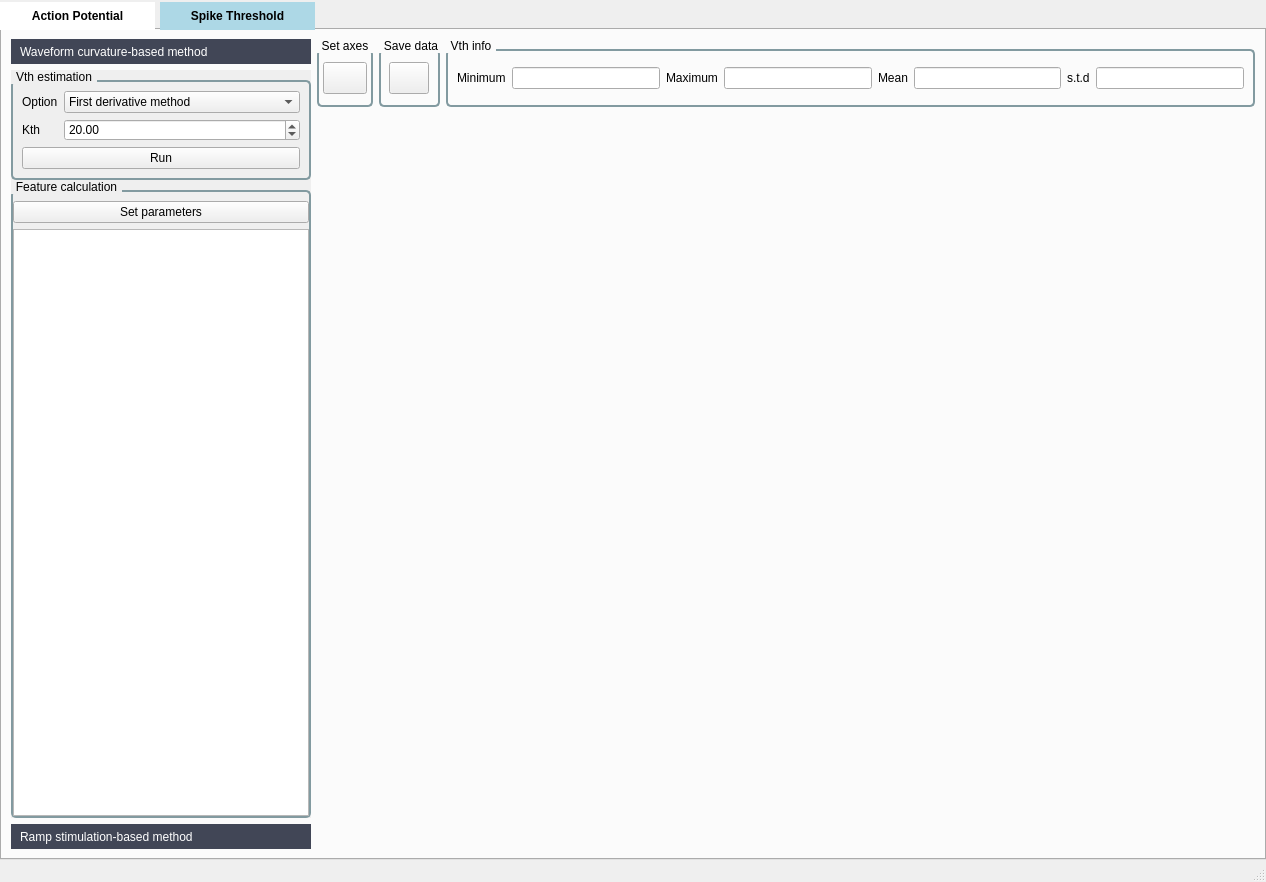
Before: the Qt Designer form ui/main_window.ui in WindyMelodies/APThreshold, drawn with Qt 5.
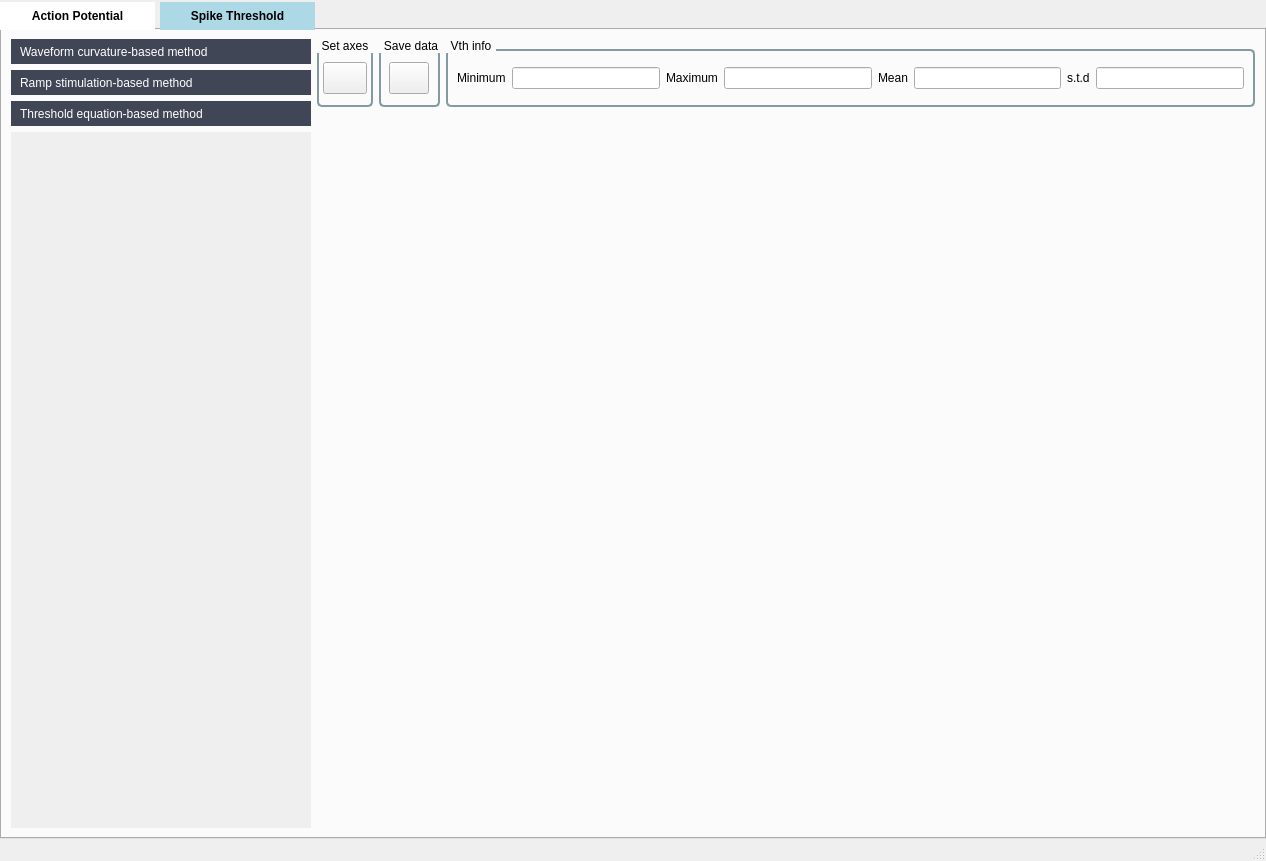
After: the same form once the commit is applied. The open tabs and pages were chosen to show the change. Icons and pictures are not drawn.

Commit message: Preliminarily design the interface for threshold equation  method

```diff
--- a/ui/main_window.ui
+++ b/ui/main_window.ui
@@ -7,7 +7,7 @@
     <x>0</x>
     <y>0</y>
     <width>1266</width>
-    <height>882</height>
+    <height>861</height>
    </rect>
   </property>
   <property name="windowTitle">
@@ -911,7 +911,7 @@
     </string>
           </property>
           <property name="currentIndex">
-           <number>0</number>
+           <number>2</number>
           </property>
           <widget class="QWidget" name="page_method_curvature">
            <property name="geometry">
@@ -919,7 +919,7 @@
              <x>0</x>
              <y>0</y>
              <width>300</width>
-             <height>747</height>
+             <height>231</height>
             </rect>
            </property>
            <property name="sizePolicy">
@@ -1117,6 +1117,39 @@
             <string>Ramp stimulation-based method</string>
            </attribute>
           </widget>
+          <widget class="QWidget" name="page_threshold_equation">
+           <property name="geometry">
+            <rect>
+             <x>0</x>
+             <y>0</y>
+             <width>300</width>
+             <height>695</height>
+            </rect>
+           </property>
+           <attribute name="label">
+            <string>Threshold equation-based method</string>
+           </attribute>
+           <layout class="QGridLayout" name="gridLayout_page_threshold_equation">
+            <property name="leftMargin">
+             <number>0</number>
+            </property>
+            <property name="topMargin">
+             <number>0</number>
+            </property>
+            <property name="rightMargin">
+             <number>0</number>
+            </property>
+            <property name="bottomMargin">
+             <number>0</number>
+            </property>
+            <property name="spacing">
+             <number>0</number>
+            </property>
+            <item row="0" column="0">
+             <widget class="QStackedWidget" name="stackedWidget_threshold_equation_method"/>
+            </item>
+           </layout>
+          </widget>
          </widget>
         </item>
         <item row="0" column="1">
```
Left out of the diff: 37 changed lines with no effect on the pictures. The commit also changes 22 other files.
